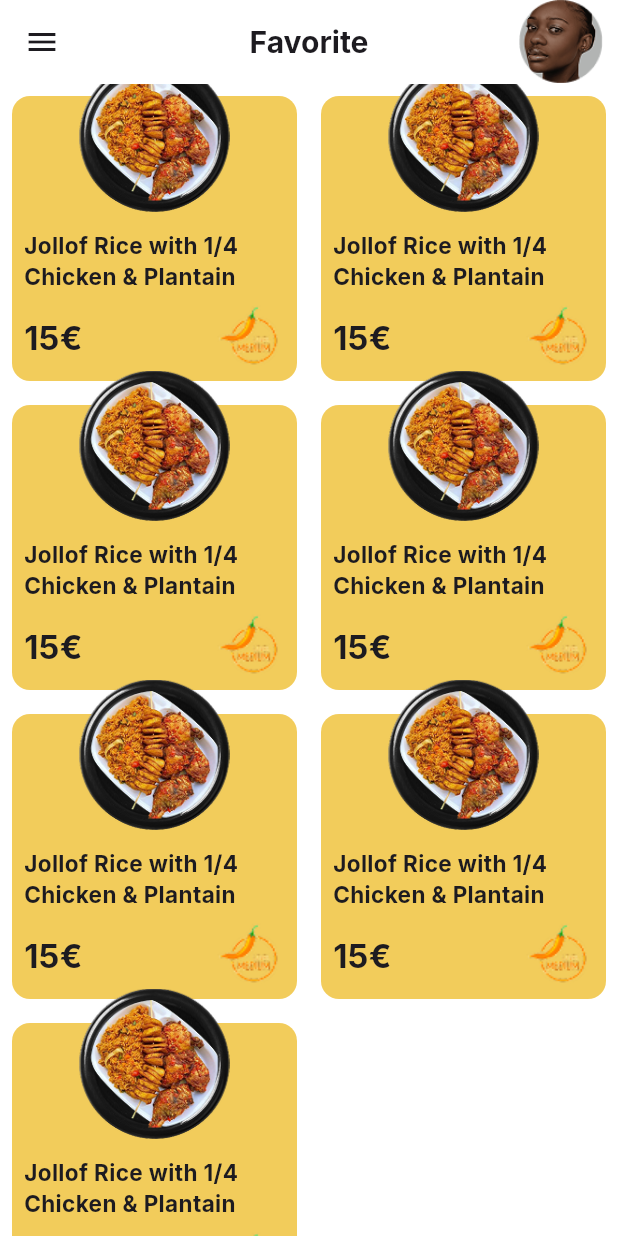
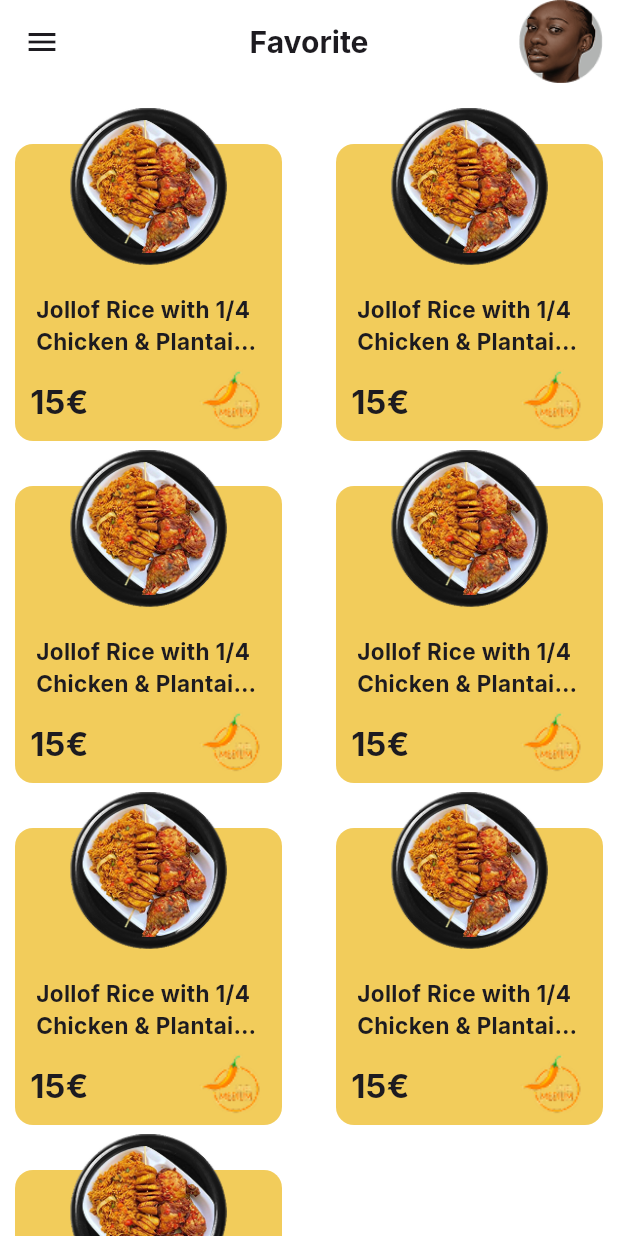
Before and after one commit to FrancescoSallia/Yko-s-BBQ-Chicken, a Flutter app: the FavoritedPage screen opened directly, on a phone screen of 412 x 824 dp. Run offline on Flutter 3.47's test engine with Material 3 defaults, Android fonts, the phone set to English and light mode, and no system bars; our stand-ins replace google_fonts; missing offline and left inert: flutter_floating_bottom_bar.

Commit message:
favorited_page WIP

```diff
--- a/lib/Pages/login/favorited_page.dart
+++ b/lib/Pages/login/favorited_page.dart
@@ -40,7 +40,8 @@ class _FavoritedPageState extends State<FavoritedPage>
     return Scaffold(
       backgroundColor: AppColors.secondary,
       appBar: AppBar(
-        backgroundColor: AppColors.secondary,
+        backgroundColor: Colors.transparent,
+        surfaceTintColor: Colors.transparent,
         title: Text(
           "Favorite",
           style: GoogleFonts.inter(fontSize: 20, fontWeight: FontWeight.bold),
@@ -55,8 +56,11 @@ class _FavoritedPageState extends State<FavoritedPage>
       ),
       drawer: Drawer(),
       body: GridView.builder(
+        padding: EdgeInsets.only(top: 40, bottom: 120),
         itemCount: 7,
         gridDelegate: SliverGridDelegateWithFixedCrossAxisCount(
+          mainAxisSpacing: 30,
+          crossAxisSpacing: 16,
           crossAxisCount: 2,
         ),
         itemBuilder: (context, index) {
@@ -65,7 +69,7 @@ class _FavoritedPageState extends State<FavoritedPage>
           final itemHeight = itemWidth * 1.3; // Höhe proportional zur Breite
 
           return Container(
-            padding: const EdgeInsets.all(8.0),
+            padding: const EdgeInsets.symmetric(horizontal: 10.0),
             child: Container(
               width: itemWidth,
               height: itemHeight,
@@ -82,7 +86,7 @@ class _FavoritedPageState extends State<FavoritedPage>
                       Positioned(
                         top:
                             -containerHeight *
-                            0.12, // 15% ragt raus (proportional!)
+                            0.12, // 12% ragt raus (proportional!)
                         left: 0,
                         right: 0,
                         // bottom: 0,
@@ -106,17 +110,26 @@ class _FavoritedPageState extends State<FavoritedPage>
                         right: 0,
                         bottom: 0,
                         child: Padding(
-                          padding: const EdgeInsets.all(8.0),
+                          padding: const EdgeInsets.only(
+                            left: 10.0,
+                            right: 10,
+                            bottom: 5,
+                          ),
                           child: Column(
                             mainAxisSize: MainAxisSize.min,
                             children: [
                               Padding(
                                 padding: const EdgeInsets.only(bottom: 8.0),
-                                child: Text(
-                                  "Jollof Rice with 1/4 Chicken & Plantain",
-                                  style: GoogleFonts.inter(
-                                    fontWeight: FontWeight.bold,
-                                    fontSize: 15,
+                                child: Container(
+                                  constraints: BoxConstraints(maxWidth: 150),
+                                  child: Text(
+                                    "Jollof Rice with 1/4 Chicken & Plantain dfibdsifbdsbfds",
+                                    style: GoogleFonts.inter(
+                                      fontWeight: FontWeight.bold,
+                                      fontSize: 15,
+                                    ),
+                                    maxLines: 2,
+                                    overflow: TextOverflow.ellipsis,
                                   ),
                                 ),
                               ),
```
